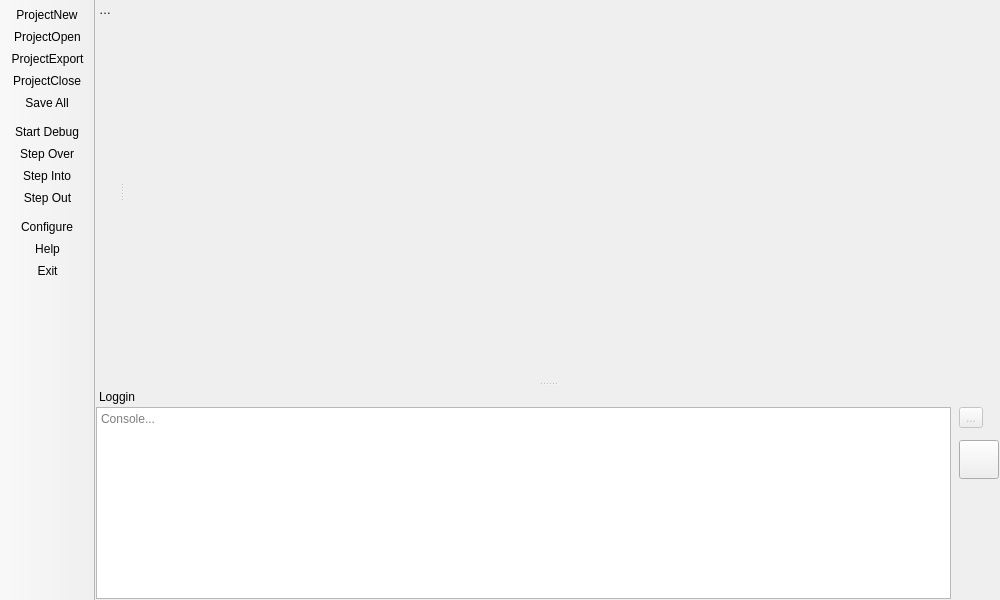
First picture: the form in mainwindow.ui, repository martinribelotta/embedded-ide, before the edit.
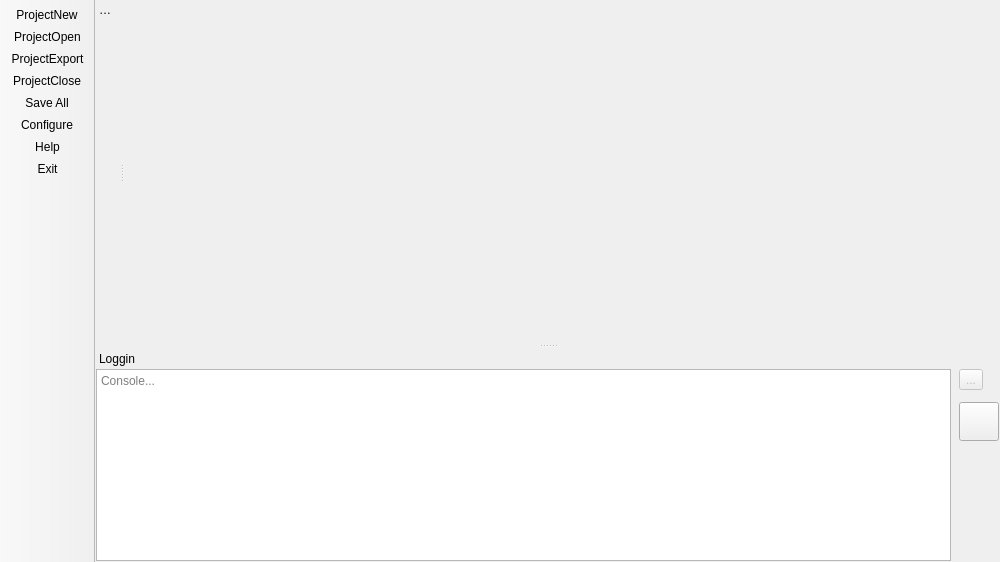
Second picture: the form after the edit. Icons and pictures are not drawn. Custom widgets are drawn as their Qt base class.

Commit message: Toolbar style

What changed in the file:
```diff
--- a/mainwindow.ui
+++ b/mainwindow.ui
@@ -7,7 +7,7 @@
     <x>0</x>
     <y>0</y>
     <width>1000</width>
-    <height>600</height>
+    <height>562</height>
    </rect>
   </property>
   <property name="windowTitle">
@@ -32,8 +32,8 @@
    </property>
    <property name="iconSize">
     <size>
-     <width>32</width>
-     <height>32</height>
+     <width>72</width>
+     <height>64</height>
     </size>
    </property>
    <attribute name="toolBarArea">
@@ -47,6 +47,9 @@
    <addaction name="actionProjectExport"/>
    <addaction name="actionProjectClose"/>
    <addaction name="actionSave_All"/>
+   <addaction name="actionConfigure"/>
+   <addaction name="actionHelp"/>
+   <addaction name="actionExit"/>
   </widget>
   <widget class="QDockWidget" name="dockWidget">
    <property name="features">
@@ -163,59 +166,6 @@
    </attribute>
    <widget class="ProjectView" name="projectView"/>
   </widget>
-  <widget class="QToolBar" name="debuggerToolbar">
-   <property name="windowTitle">
-    <string>toolBar_3</string>
-   </property>
-   <property name="movable">
-    <bool>false</bool>
-   </property>
-   <property name="allowedAreas">
-    <set>Qt::LeftToolBarArea</set>
-   </property>
-   <property name="iconSize">
-    <size>
-     <width>32</width>
-     <height>32</height>
-    </size>
-   </property>
-   <attribute name="toolBarArea">
-    <enum>LeftToolBarArea</enum>
-   </attribute>
-   <attribute name="toolBarBreak">
-    <bool>false</bool>
-   </attribute>
-   <addaction name="actionStart_Debug"/>
-   <addaction name="actionDebugStep_Over"/>
-   <addaction name="actionDebugStep_Into"/>
-   <addaction name="actionDebugStep_Out"/>
-  </widget>
-  <widget class="QToolBar" name="programToolbar">
-   <property name="windowTitle">
-    <string>toolBar_4</string>
-   </property>
-   <property name="movable">
-    <bool>false</bool>
-   </property>
-   <property name="allowedAreas">
-    <set>Qt::LeftToolBarArea</set>
-   </property>
-   <property name="iconSize">
-    <size>
-     <width>32</width>
-     <height>32</height>
-    </size>
-   </property>
-   <attribute name="toolBarArea">
-    <enum>LeftToolBarArea</enum>
-   </attribute>
-   <attribute name="toolBarBreak">
-    <bool>false</bool>
-   </attribute>
-   <addaction name="actionConfigure"/>
-   <addaction name="actionHelp"/>
-   <addaction name="actionExit"/>
-  </widget>
   <action name="actionProjectNew">
    <property name="icon">
     <iconset theme="project-development-new-template" resource="resources.qrc">
```
Left out of the diff: 2 changed lines with no effect on the pictures. The commit also changes 6 other files.
